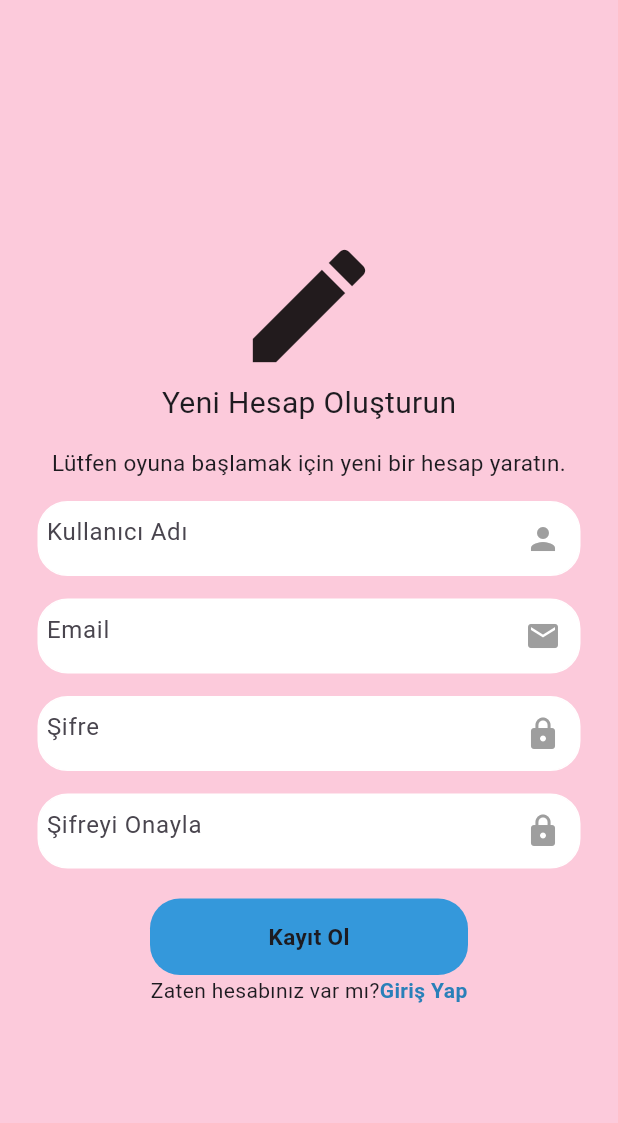
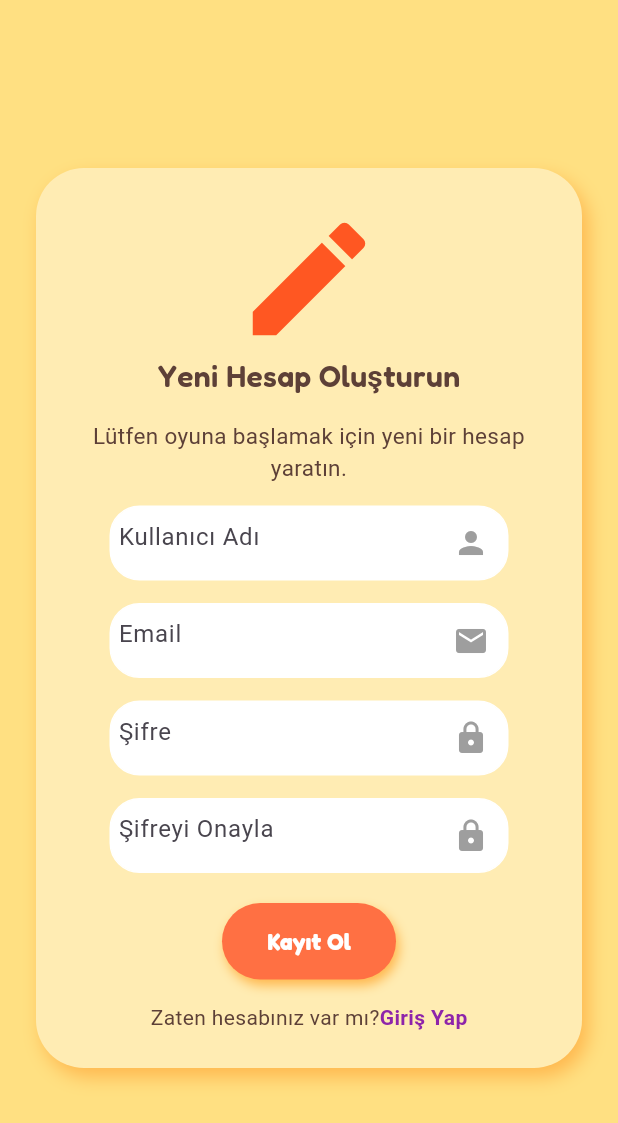
Before and after one commit to pinareray/Flutter-Word-Game, a Flutter app: the screen it shows after launch, after a tap on "Hemen Kaydolun", on a phone screen of 412 x 824 dp. Shown: the top 1123 px of the screen. Run offline on Flutter 3.47's test engine with Material 3 defaults, Android fonts, the phone set to English and light mode, and no system bars; our stand-ins replace animated_splash_screen, cloud_firestore, firebase_auth, firebase_core, firebase_storage, fl_chart and 8 more; accounts and stored records are empty; network calls fail; Roboto replaces fonts that are missing (Fahkwang).

Commit message:
update login pages

```diff
--- a/lib/feature/screens/login /login_page.dart
+++ b/lib/feature/screens/login /login_page.dart
@@ -71,25 +71,55 @@
   @override
   Widget build(BuildContext context) {
     return Scaffold(
-      backgroundColor: ColorUtils.buttonPink,
+      backgroundColor: ColorUtils.gameYellow,
       body: SafeArea(
         child: Center(
           child: SingleChildScrollView(
+            child: Container(
+              margin: const EdgeInsets.symmetric(horizontal: 24),
+              padding: const EdgeInsets.all(24),
+              decoration: BoxDecoration(
+                color: ColorUtils.gameAmberBox,
+                borderRadius: BorderRadius.circular(32),
+                boxShadow: [
+                  const BoxShadow(
+                    color: ColorUtils.gameOrangeShadow,
+                    blurRadius: 10,
+                    offset: Offset(4, 6),
+                  ),
+                ],
+              ),
               child: Column(
                 mainAxisAlignment: MainAxisAlignment.center,
                 children: [
-                const Icon(Icons.account_circle_sharp, size: AppSpacing.xl),
+                  const Icon(
+                    Icons.account_circle_sharp,
+                    size: AppSpacing.xl,
+                    color: ColorUtils.gameDeepOrange,
+                  ),
+
+                  // Başlık yazısı
                   Text(
                     LoginPageTexts.welcomeMessage,
-                  style: GoogleFonts.fahkwang(fontSize: AppSpacing.md4),
+                    style: GoogleFonts.fredoka(
+                      fontSize: AppSpacing.md4,
+                      fontWeight: FontWeight.w600,
+                      color: ColorUtils.gameBrownText,
                     ),
+                  ),
+
                   AppSizedBoxes.sm,
+
                   const Text(
                     LoginPageTexts.subMessage,
-                  style: TextStyle(fontSize: AppSpacing.sm),
+                    style: TextStyle(
+                      fontSize: AppSpacing.sm,
+                      color: Colors.brown,
+                    ),
                     textAlign: TextAlign.center,
                   ),
-                AppSizedBoxes.sm,
+
+                  AppSizedBoxes.md,
 
                   // Kullanıcı adı textfield
                   CustomTextField(
@@ -99,7 +129,7 @@
                   ),
                   AppSizedBoxes.sm,
 
-                // Şifre textfield + "Şifremi Unuttum"
+                  // Şifre textfield
                   CustomTextField(
                     controller: _passwordController,
                     hintText: AppTexts.password,
@@ -110,7 +140,7 @@
 
                   AppSizedBoxes.md,
 
-                //Giriş yap butonu
+                  // Giriş yap butonu
                   Padding(
                     padding: AppPaddings.xLargeHorizontal,
                     child: GestureDetector(
@@ -118,15 +148,23 @@
                       child: Container(
                         padding: AppPaddings.smAll,
                         decoration: BoxDecoration(
-                        color: ColorUtils.lightBlue,
-                        borderRadius: BorderRadius.circular(20),
+                          color: ColorUtils.gameDeepOrange,
+                          borderRadius: BorderRadius.circular(30),
+                          boxShadow: [
+                            BoxShadow(
+                              color: Colors.deepOrange.shade200,
+                              blurRadius: 6,
+                              offset: const Offset(2, 4),
                             ),
-                      child: const Center(
+                          ],
+                        ),
+                        child: Center(
                           child: Text(
                             AppTexts.signInText,
-                          style: TextStyle(
+                            style: GoogleFonts.fredoka(
+                              fontSize: AppSpacing.sm,
                               fontWeight: FontWeight.bold,
-                            fontSize: AppSpacing.sm,
+                              color: ColorUtils.loginWhite,
                             ),
                           ),
                         ),
@@ -134,18 +172,23 @@
                     ),
                   ),
 
-                //Hesap yoksa kaydolun.
+                  AppSizedBoxes.sm,
+
+                  // Kaydolun
                   Row(
                     mainAxisAlignment: MainAxisAlignment.center,
                     children: [
-                    const Text(LoginPageTexts.signUpQuestionText),
+                      const Text(
+                        LoginPageTexts.signUpQuestionText,
+                        style: TextStyle(color: ColorUtils.gameBrownText),
+                      ),
                       GestureDetector(
                         onTap: widget.showRegisterPage,
                         child: const Text(
                           LoginPageTexts.signUpText,
                           style: TextStyle(
                             fontWeight: FontWeight.bold,
-                          color: ColorUtils.belizeHole,
+                            color: ColorUtils.gamePurpleAccent,
                           ),
                         ),
                       ),
@@ -156,6 +199,7 @@
             ),
           ),
         ),
+      ),
     );
   }
 }
--- a/lib/feature/screens/login /register_page.dart
+++ b/lib/feature/screens/login /register_page.dart
@@ -137,51 +137,89 @@
   @override
   Widget build(BuildContext context) {
     return Scaffold(
-      backgroundColor: ColorUtils.buttonPink,
+      backgroundColor: ColorUtils.gameYellow, // Arka plan: Sarımsı oyun rengi
       body: SafeArea(
         child: Center(
           child: SingleChildScrollView(
+            child: Container(
+              margin: const EdgeInsets.symmetric(horizontal: 24),
+              padding: const EdgeInsets.all(24),
+              decoration: BoxDecoration(
+                color: ColorUtils.gameAmberBox,
+                borderRadius: BorderRadius.circular(32),
+                boxShadow: [
+                  const BoxShadow(
+                    color: ColorUtils.gameOrangeShadow,
+                    blurRadius: 10,
+                    offset: const Offset(4, 6),
+                  ),
+                ],
+              ),
               child: Column(
                 mainAxisAlignment: MainAxisAlignment.center,
                 children: [
-                const Icon(Icons.create, size: AppSpacing.xl),
+                  const Icon(
+                    Icons.create,
+                    size: AppSpacing.xl,
+                    color: Colors.deepOrange,
+                  ),
+
                   Text(
                     RegisterPageText.newAccountMessage,
-                  style: GoogleFonts.fahkwang(fontSize: AppSpacing.md),
+                    style: GoogleFonts.fredoka(
+                      fontSize: AppSpacing.md,
+                      fontWeight: FontWeight.w600,
+                      color: ColorUtils.gameBrownText,
                     ),
+                  ),
+
                   AppSizedBoxes.sm,
+
                   const Text(
                     RegisterPageText.subMessage,
-                  style: TextStyle(fontSize: AppSpacing.sm),
+                    style: TextStyle(
+                      fontSize: AppSpacing.sm,
+                      color: ColorUtils.gameBrownText,
+                    ),
                     textAlign: TextAlign.center,
                   ),
+
                   AppSizedBoxes.sm,
+
                   CustomTextField(
                     hintText: AppTexts.userName,
                     controller: _userNameController,
                     suffixIcon: Icons.person,
                   ),
+
                   AppSizedBoxes.sm,
+
                   CustomTextField(
                     hintText: AppTexts.email,
                     controller: _emailController,
                     suffixIcon: Icons.email,
                   ),
+
                   AppSizedBoxes.sm,
+
                   CustomTextField(
                     hintText: AppTexts.password,
                     controller: _passwordController,
                     isPassword: true,
                     suffixIcon: Icons.lock,
                   ),
+
                   AppSizedBoxes.sm,
+
                   CustomTextField(
                     hintText: RegisterPageText.confirmPassword,
                     controller: _confirmPasswordController,
                     isPassword: true,
                     suffixIcon: Icons.lock,
                   ),
+
                   AppSizedBoxes.md,
+
                   Padding(
                     padding: AppPaddings.xLargeHorizontal,
                     child: GestureDetector(
@@ -189,32 +227,46 @@
                       child: Container(
                         padding: AppPaddings.smAll,
                         decoration: BoxDecoration(
-                        color: ColorUtils.lightBlue,
-                        borderRadius: BorderRadius.circular(20),
+                          color: ColorUtils.gameDeepOrange,
+                          borderRadius: BorderRadius.circular(30),
+                          boxShadow: [
+                            const BoxShadow(
+                              color: ColorUtils.gameOrangeShadow,
+                              blurRadius: 6,
+                              offset: Offset(2, 4),
                             ),
-                      child: const Center(
+                          ],
+                        ),
+                        child: Center(
                           child: Text(
                             RegisterPageText.signUpMessage,
-                          style: TextStyle(
+                            style: GoogleFonts.fredoka(
+                              fontSize: AppSpacing.sm,
                               fontWeight: FontWeight.bold,
-                            fontSize: AppSpacing.sm,
+                              color: Colors.white,
                             ),
                           ),
                         ),
                       ),
                     ),
                   ),
+
+                  AppSizedBoxes.sm,
+
                   Row(
                     mainAxisAlignment: MainAxisAlignment.center,
                     children: [
-                    const Text(RegisterPageText.loginQuestionMessage),
+                      const Text(
+                        RegisterPageText.loginQuestionMessage,
+                        style: TextStyle(color: ColorUtils.gameBrownText),
+                      ),
                       GestureDetector(
                         onTap: widget.showLoginPage,
                         child: const Text(
                           AppTexts.signInText,
                           style: TextStyle(
                             fontWeight: FontWeight.bold,
-                          color: ColorUtils.belizeHole,
+                            color: ColorUtils.gamePurpleAccent,
                           ),
                         ),
                       ),
@@ -225,6 +277,7 @@
             ),
           ),
         ),
+      ),
     );
   }
 }
--- a/lib/feature/screens/login /splash_page.dart
+++ b/lib/feature/screens/login /splash_page.dart
@@ -8,12 +8,16 @@
 
   @override
   Widget build(BuildContext context) {
+    return LayoutBuilder(
+      builder: (context, constraints) {
+        final screenHeight = constraints.maxHeight;
+
         return AnimatedSplashScreen(
           splash: Column(
             mainAxisAlignment: MainAxisAlignment.center,
             children: [
               SizedBox(
-            height: MediaQuery.of(context).size.height * 0.4,
+                height: screenHeight * 0.4,
                 child: Lottie.asset('assets/Animation_splash_screen.json'),
               ),
               const SizedBox(height: 20),
@@ -23,10 +27,12 @@
               ),
             ],
           ),
-      nextScreen: LoginPage(showRegisterPage: () {},),
-      splashIconSize: MediaQuery.of(context).size.height * 0.6,
+          nextScreen: LoginPage(showRegisterPage: () {}),
+          splashIconSize: screenHeight * 0.6,
           duration: 3000,
           splashTransition: SplashTransition.fadeTransition,
         );
+      },
+    );
   }
 }
--- a/lib/product/constants/color_utils.dart
+++ b/lib/product/constants/color_utils.dart
@@ -13,4 +13,10 @@
   static const Color deepPurple = Color.fromARGB(255, 103, 58, 183);
   static const Color grey = Color.fromARGB(255, 224, 224, 224);
   static const Color purpleStatistic = Color.fromARGB(255, 210, 188, 249);
+  static const Color gameYellow = Color(0xFFFFE082);
+  static const Color gameAmberBox = Color(0xFFFFECB3);
+  static const Color gameOrangeShadow = Color(0xFFFFB74D);
+  static const Color gameDeepOrange = Color(0xFFFF7043);
+  static const Color gameBrownText = Color(0xFF5D4037);
+  static const Color gamePurpleAccent = Color(0xFF8E24AA);
 }
```
Lines whose indentation alone changed are shown as unchanged.
